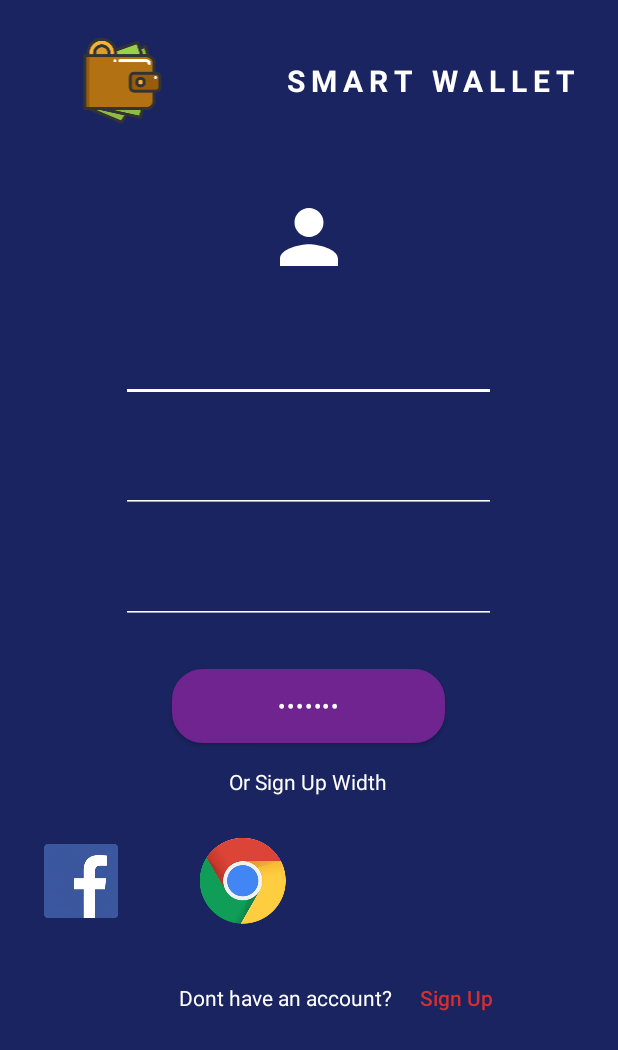
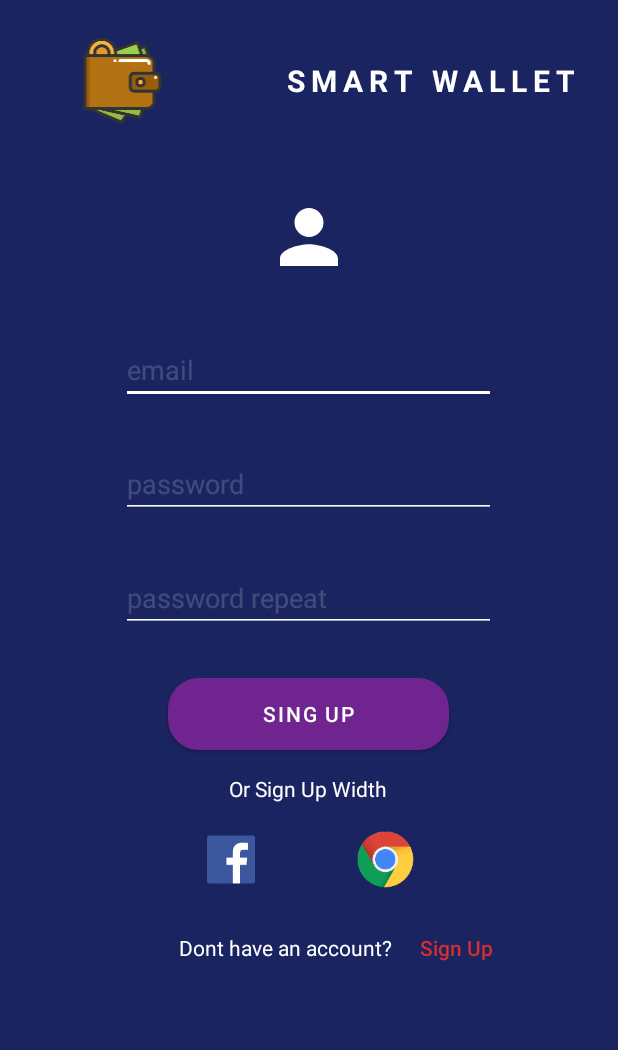
Before and after one commit to ievoms/App-dev-money-tracking, an Android app: the layout activity_sign_up.xml on its own in the app's theme, with its tools: preview values and no code run, on a phone screen of 412 x 824 dp. Shown: the top 1050 px of the screen. Run offline under Robolectric (Android 15) with nearby library versions, the phone set to English and light mode, and no system bars.

Commit message:
fix signup page bugs

```diff
--- a/app/src/main/java/com/example/app_dev_money_tracking/SignUpActivity.java
+++ b/app/src/main/java/com/example/app_dev_money_tracking/SignUpActivity.java
@@ -62,10 +62,11 @@ public class SignUpActivity extends AppCompatActivity {
             String password = signupValidator.getPassword();
             String password2 = signupValidator.getPassword2();
             if (signupValidator.isValid()) {
-
                 if (!password.equals(password2)) {
                     setErrorMessage(password2Error, "Passwords must match");
-                } else {
+                } else if (!Patterns.EMAIL_ADDRESS.matcher(email).matches())
+                    setErrorMessage(emailError, "Must be an email");
+                else {
                     startActivity(new Intent(SignUpActivity.this, MainActivity.class));
                 }
             }
@@ -113,18 +114,15 @@ public class SignUpActivity extends AppCompatActivity {
         public SignUpActivity.SignupValidator invoke() {
             email = emailInput.getText().toString();
             password = passwordInput.getText().toString();
+            password2 = password2Input.getText().toString();
             if (email.isEmpty()) setErrorMessage(emailError, "Email is required");
             if (password.isEmpty()) setErrorMessage(passwordError, "Password is required");
             if (password2.isEmpty()) setErrorMessage(password2Error, "Password repeat is required");
-            if (!Patterns.EMAIL_ADDRESS.matcher(email).matches())
-                setErrorMessage(emailError, "Must be an email");
-
             return this;
         }
 
         private boolean isValid() {
-            return !password.isEmpty() && !email.isEmpty() && !password2.isEmpty()
-                    ;
+            return !password.isEmpty() && !email.isEmpty() && !password2.isEmpty();
         }
         Button signupButton = findViewById(R.id.signupButton);
         signupButton.setOnClickListener(onSignupButtonClick());
--- a/app/src/main/res/layout/activity_sign_up.xml
+++ b/app/src/main/res/layout/activity_sign_up.xml
@@ -17,8 +17,7 @@
             layout="@layout/logo"
             android:layout_width="wrap_content"
             android:layout_height="wrap_content"
-            android:layout_weight="2"
-            />
+            android:layout_weight="2" />
 
         <TextView
             android:id="@+id/signupTitle"
@@ -39,37 +38,56 @@
         android:layout_width="match_parent"
         android:layout_height="100dp"
         android:src="@drawable/ic_launcher_foreground"
-
         tools:srcCompat="@drawable/ic_person_icon_foreground" />
 
-    <include
+    <LinearLayout
+        android:layout_width="250dp"
+        android:layout_height="60dp"
+        android:layout_gravity="center"
+        android:layout_marginTop="16dp"
+        android:orientation="vertical">
+
+        <EditText
             android:id="@+id/signupEmailEditText"
-        layout="@layout/input"
-        android:layout_width="250dp"
-        android:layout_height="50dp"
+            android:layout_width="match_parent"
+            android:layout_height="wrap_content"
             android:layout_gravity="center"
-        android:layout_marginTop="10dp"
+            android:backgroundTint="#FFFFFF"
+            android:color="#FFFFFF"
             android:hint="email"
-        android:inputType="textEmailAddress" />
+            android:inputType="textEmailAddress"
+            android:singleLine="true"
+            android:textColor="#9C27B0"
+            android:textColorHint="#2DFFFFFF" />
 
         <TextView
             android:id="@+id/signupEmailError"
             android:layout_width="wrap_content"
             android:layout_height="wrap_content"
-        android:layout_gravity="center"
+            android:layout_gravity="start"
             android:textColor="#D32F2F"
             android:textSize="10sp" />
+    </LinearLayout>
 
+    <LinearLayout
+        android:layout_width="250dp"
+        android:layout_height="60dp"
+        android:layout_gravity="center"
+        android:layout_marginTop="16dp"
+        android:orientation="vertical">
 
-    <include
+        <EditText
             android:id="@+id/signupPasswordEditText"
-        layout="@layout/input"
-        android:layout_width="250dp"
-        android:layout_height="50dp"
+            android:layout_width="match_parent"
+            android:layout_height="wrap_content"
             android:layout_gravity="center"
-        android:layout_marginTop="10dp"
+            android:backgroundTint="#FFFFFF"
+            android:color="#FFFFFF"
             android:hint="password"
-        android:inputType="textPassword" />
+            android:inputType="textPassword"
+            android:singleLine="true"
+            android:textColor="#9C27B0"
+            android:textColorHint="#2DFFFFFF" />
 
         <TextView
             android:id="@+id/signupPasswordError"
@@ -78,17 +96,27 @@
             android:layout_gravity="center"
             android:textColor="#D32F2F"
             android:textSize="10sp" />
+    </LinearLayout>
 
+    <LinearLayout
+        android:layout_width="250dp"
+        android:layout_height="60dp"
+        android:layout_gravity="center"
+        android:layout_marginTop="16dp"
+        android:orientation="vertical">
 
-    <include
+        <EditText
             android:id="@+id/signupPassword2EditText"
-        layout="@layout/input"
-        android:layout_width="250dp"
-        android:layout_height="50dp"
+            android:layout_width="match_parent"
+            android:layout_height="wrap_content"
             android:layout_gravity="center"
-        android:layout_marginTop="10dp"
+            android:backgroundTint="#FFFFFF"
+            android:color="#FFFFFF"
             android:hint="password repeat"
-        android:inputType="textPassword" />
+            android:inputType="textPassword"
+            android:singleLine="true"
+            android:textColor="#9C27B0"
+            android:textColorHint="#2DFFFFFF" />
 
         <TextView
             android:id="@+id/signupPassword2Error"
@@ -97,16 +125,16 @@
             android:layout_gravity="center"
             android:textColor="#D32F2F"
             android:textSize="10sp" />
+    </LinearLayout>
 
     <Button
         android:id="@+id/signupButton"
-        android:layout_width="182dp"
-        android:layout_height="49dp"
+        android:layout_width="187dp"
+        android:layout_height="wrap_content"
         android:layout_gravity="center"
         android:layout_marginTop="16dp"
         android:background="@drawable/button_background"
         android:backgroundTint="#512DA8"
-        android:inputType="textPassword"
         android:text="Sing up"
         android:textColor="#FFFFFF" />
 
@@ -123,21 +151,31 @@
     <LinearLayout
         android:layout_width="match_parent"
         android:layout_height="wrap_content"
-        android:layout_gravity="center"
         android:orientation="horizontal">
+
+        <TextView
+            android:layout_width="wrap_content"
+            android:layout_height="wrap_content"
+            android:layout_weight="1" />
 
         <ImageView
             android:id="@+id/signupFacebookIcon"
-            android:layout_width="wrap_content"
-            android:layout_height="wrap_content"
+            android:layout_width="0dp"
+            android:layout_height="70dp"
+            android:layout_weight="1"
             app:srcCompat="@mipmap/ic_facebook_foreground" />
-
 
         <ImageView
             android:id="@+id/signupGoogleIcon"
+            android:layout_width="0dp"
+            android:layout_height="70dp"
+            android:layout_weight="1"
+            app:srcCompat="@mipmap/ic_google_foreground" />
+
+        <TextView
             android:layout_width="wrap_content"
             android:layout_height="wrap_content"
-            app:srcCompat="@mipmap/ic_google_foreground" />
+            android:layout_weight="1" />
     </LinearLayout>
 
 
```
Lines whose indentation alone changed are shown as unchanged.
